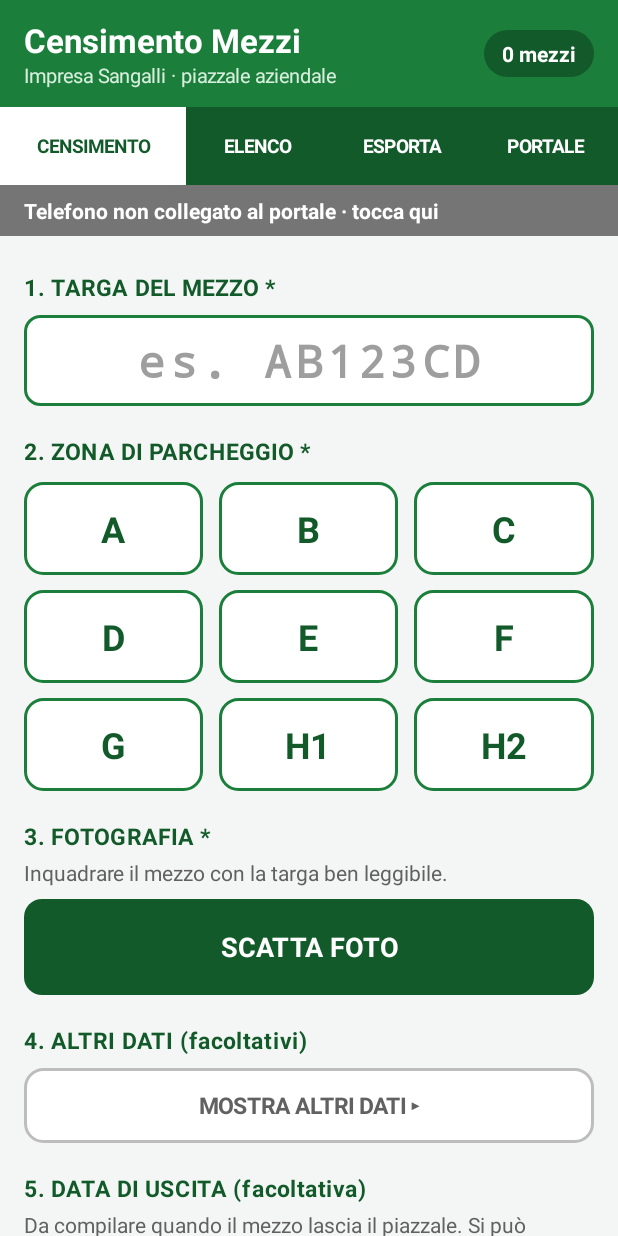
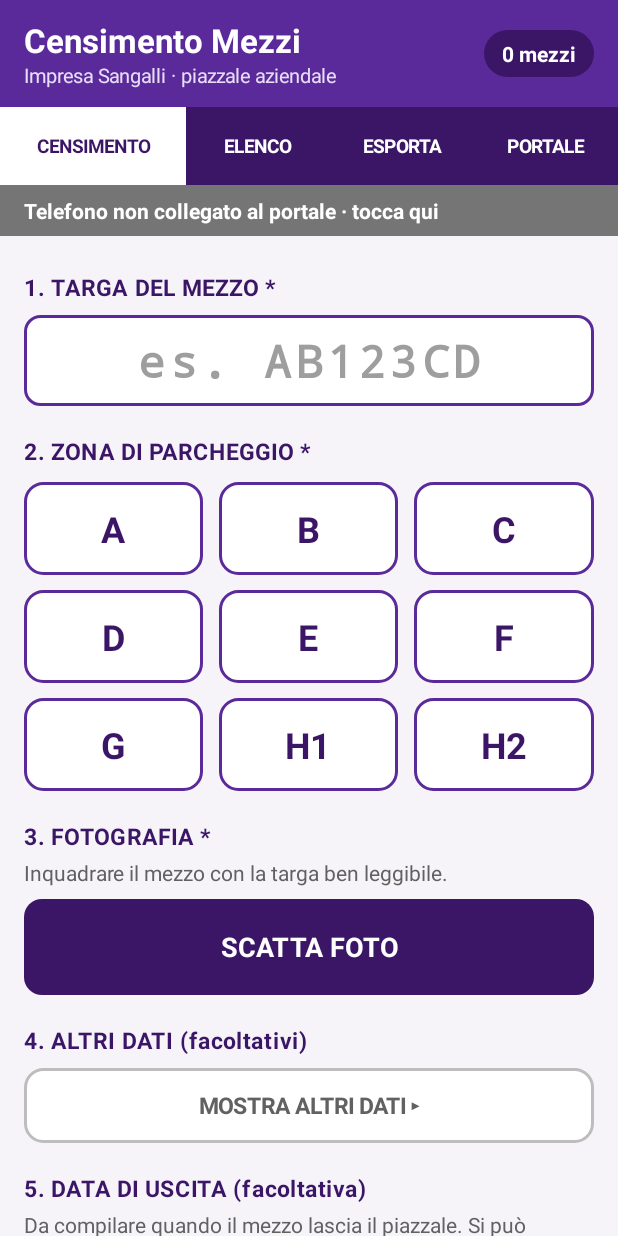
Before and after one commit to Impresa-Sangalli/CensimentoMezzi, an Android app: the screen it shows after launch (MainActivity), on a phone screen of 412 x 824 dp. Run offline under Robolectric (Android 15) with nearby library versions, the phone set to English and light mode, and no system bars; pictures from the network do not load.

Commit message:
App 1.7: palette Viola notte come il portale (verde solo per gli stati), icona viola
Co-Authored-By: Claude Opus 5.5 <noreply@anthropic.com>

```diff
--- a/app/src/main/AndroidManifest.xml
+++ b/app/src/main/AndroidManifest.xml
@@ -1,8 +1,8 @@
 <?xml version="1.0" encoding="utf-8"?>
 <manifest xmlns:android="http://schemas.android.com/apk/res/android"
     package="it.impresasangalli.censimentomezzi"
-    android:versionCode="7"
-    android:versionName="1.6">
+    android:versionCode="8"
+    android:versionName="1.7">
 
     <uses-sdk android:minSdkVersion="26" android:targetSdkVersion="34" />
 
--- a/app/src/main/java/it/impresasangalli/censimentomezzi/MainActivity.kt
+++ b/app/src/main/java/it/impresasangalli/censimentomezzi/MainActivity.kt
@@ -60,14 +60,18 @@ class MainActivity : Activity() {
 
         val ZONE = listOf("A", "B", "C", "D", "E", "F", "G", "H1", "H2")
 
-        private val GREEN = 0xFF1B7F3B.toInt()
-        private val GREEN_DARK = 0xFF125A29.toInt()
-        private val GREEN_LIGHT = 0xFFE6F2EA.toInt()
+        private val VIOLA = 0xFF5B2A9A.toInt()       // palette "Viola notte", come il portale eDepositeria
+        private val VIOLA_DARK = 0xFF3B1566.toInt()
+        private val VIOLA_LIGHT = 0xFFF0EAFA.toInt()
+        // il verde resta solo per gli stati: "Nel piazzale", conferme, sincronizzazione riuscita
+        private val VERDE = 0xFF1B7F3B.toInt()
+        private val VERDE_DARK = 0xFF125A29.toInt()
+        private val VERDE_LIGHT = 0xFFE6F2EA.toInt()
         private val RED = 0xFFC62828.toInt()
         private val ORANGE = 0xFFE65100.toInt()
         private val BLUE = 0xFF1565C0.toInt()
         private val GREY = 0xFF616161.toInt()
-        private val BG = 0xFFF4F6F5.toInt()
+        private val BG = 0xFFF6F4F9.toInt()
 
         private val D_FMT = DateTimeFormatter.ofPattern("dd/MM/yyyy")
         private val T_FMT = DateTimeFormatter.ofPattern("HH:mm:ss")
@@ -142,7 +146,7 @@ class MainActivity : Activity() {
     override fun onCreate(savedInstanceState: Bundle?) {
         super.onCreate(savedInstanceState)
         db = Db(this)
-        window.statusBarColor = GREEN_DARK
+        window.statusBarColor = VIOLA_DARK
 
         var savedTarga = ""
         if (savedInstanceState != null) {
@@ -255,7 +259,7 @@ class MainActivity : Activity() {
     }
 
     private fun section(title: String): TextView {
-        val t = text(title, 15f, GREEN_DARK, true)
+        val t = text(title, 15f, VIOLA_DARK, true)
         t.letterSpacing = 0.05f
         t.layoutParams = LinearLayout.LayoutParams(ViewGroup.LayoutParams.MATCH_PARENT, ViewGroup.LayoutParams.WRAP_CONTENT).apply { topMargin = dp(20) }
         return t
@@ -264,7 +268,7 @@ class MainActivity : Activity() {
     private fun card(): LinearLayout {
         val l = LinearLayout(this)
         l.orientation = LinearLayout.VERTICAL
-        l.background = shape(Color.WHITE, 14, 0xFFDDE3DF.toInt(), 1)
+        l.background = shape(Color.WHITE, 14, 0xFFE2DDEA.toInt(), 1)
         l.setPadding(dp(14), dp(12), dp(14), dp(14))
         l.layoutParams = LinearLayout.LayoutParams(ViewGroup.LayoutParams.MATCH_PARENT, ViewGroup.LayoutParams.WRAP_CONTENT).apply { topMargin = dp(8) }
         return l
@@ -290,7 +294,7 @@ class MainActivity : Activity() {
         e.filters = arrayOf(plateFilter, InputFilter.LengthFilter(10))
         e.setTextColor(Color.BLACK)
         e.setHintTextColor(0xFF9E9E9E.toInt())
-        e.background = shape(Color.WHITE, 10, GREEN, 2)
+        e.background = shape(Color.WHITE, 10, VIOLA, 2)
         e.setPadding(dp(14), dp(10), dp(14), dp(10))
         return e
     }
@@ -311,16 +315,16 @@ class MainActivity : Activity() {
         val header = LinearLayout(this)
         header.orientation = LinearLayout.HORIZONTAL
         header.gravity = Gravity.CENTER_VERTICAL
-        header.setBackgroundColor(GREEN)
+        header.setBackgroundColor(VIOLA)
         header.setPadding(dp(16), dp(12), dp(16), dp(12))
         val titles = LinearLayout(this)
         titles.orientation = LinearLayout.VERTICAL
         titles.addView(text("Censimento Mezzi", 22f, Color.WHITE, true))
-        titles.addView(text("Impresa Sangalli · piazzale aziendale", 13f, 0xFFD7EEDD.toInt()))
+        titles.addView(text("Impresa Sangalli · piazzale aziendale", 13f, 0xFFE7DDF7.toInt()))
         header.addView(titles, LinearLayout.LayoutParams(0, ViewGroup.LayoutParams.WRAP_CONTENT, 1f))
         tvHeaderCount = text("", 14f, Color.WHITE, true)
         tvHeaderCount.gravity = Gravity.CENTER
-        tvHeaderCount.background = shape(GREEN_DARK, 18)
+        tvHeaderCount.background = shape(VIOLA_DARK, 18)
         tvHeaderCount.setPadding(dp(12), dp(6), dp(12), dp(6))
         header.addView(tvHeaderCount)
         root.addView(header)
@@ -328,7 +332,7 @@ class MainActivity : Activity() {
         // Barra delle sezioni
         val tabs = LinearLayout(this)
         tabs.orientation = LinearLayout.HORIZONTAL
-        tabs.setBackgroundColor(GREEN_DARK)
+        tabs.setBackgroundColor(VIOLA_DARK)
         listOf("CENSIMENTO", "ELENCO", "ESPORTA", "PORTALE").forEachIndexed { i, label ->
             val b = Button(this)
             b.text = label
@@ -365,8 +369,8 @@ class MainActivity : Activity() {
         screens.forEachIndexed { idx, v -> v.visibility = if (idx == i) View.VISIBLE else View.GONE }
         tabButtons.forEachIndexed { idx, b ->
             val sel = idx == i
-            b.setTextColor(if (sel) GREEN_DARK else Color.WHITE)
-            b.background = ripple(shape(if (sel) Color.WHITE else GREEN_DARK, 0), !sel)
+            b.setTextColor(if (sel) VIOLA_DARK else Color.WHITE)
+            b.background = ripple(shape(if (sel) Color.WHITE else VIOLA_DARK, 0), !sel)
         }
         refreshCounts()
         if (i == 1) refreshList()
@@ -416,7 +420,7 @@ class MainActivity : Activity() {
         }
         col.addView(btnDupUscita)
         // rientro di un mezzo già uscito: ricompila marca, modello, colore e tipo dall'ultima entrata
-        btnDupDati = button("USA I DATI DEL MEZZO", GREEN_DARK, height = 52, size = 15f)
+        btnDupDati = button("USA I DATI DEL MEZZO", VIOLA_DARK, height = 52, size = 15f)
         btnDupDati.visibility = View.GONE
         btnDupDati.setOnClickListener {
             hideKeyboard()
@@ -460,7 +464,7 @@ class MainActivity : Activity() {
         ivPreview.visibility = View.GONE
         ivPreview.setOnClickListener { onScatta() }
         col.addView(ivPreview, LinearLayout.LayoutParams(ViewGroup.LayoutParams.MATCH_PARENT, dp(240)).apply { topMargin = dp(8) })
-        btnFoto = button("SCATTA FOTO", GREEN_DARK, height = 64)
+        btnFoto = button("SCATTA FOTO", VIOLA_DARK, height = 64)
         btnFoto.setOnClickListener { hideKeyboard(); onScatta() }
         col.addView(btnFoto)
 
@@ -491,7 +495,7 @@ class MainActivity : Activity() {
         col.addView(text("Da compilare quando il mezzo lascia il piazzale. Si può inserire anche in seguito dalla scheda ELENCO.", 14f, GREY).apply { setPadding(0, dp(4), 0, 0) })
         val ur = LinearLayout(this)
         ur.orientation = LinearLayout.HORIZONTAL
-        btnUscita = button("IMPOSTA DATA DI USCITA", Color.WHITE, GREEN_DARK, GREEN_DARK, height = 56, size = 16f)
+        btnUscita = button("IMPOSTA DATA DI USCITA", Color.WHITE, VIOLA_DARK, VIOLA_DARK, height = 56, size = 16f)
         btnUscita.layoutParams = LinearLayout.LayoutParams(0, dp(56), 1f)
         btnUscita.setOnClickListener {
             hideKeyboard()
@@ -514,14 +518,14 @@ class MainActivity : Activity() {
         tvErr.background = shape(0xFFFFEBEE.toInt(), 10)
         tvErr.layoutParams = LinearLayout.LayoutParams(ViewGroup.LayoutParams.MATCH_PARENT, ViewGroup.LayoutParams.WRAP_CONTENT).apply { topMargin = dp(10) }
         col.addView(tvErr)
-        btnSalva = button("SALVA CENSIMENTO", GREEN, height = 72, size = 21f)
+        btnSalva = button("SALVA CENSIMENTO", VIOLA, height = 72, size = 21f)
         (btnSalva.layoutParams as LinearLayout.LayoutParams).topMargin = dp(12)
         btnSalva.setOnClickListener { hideKeyboard(); onSalva() }
         col.addView(btnSalva)
-        tvLast = text("", 14f, GREEN_DARK)
+        tvLast = text("", 14f, VERDE_DARK)
         tvLast.visibility = View.GONE
         tvLast.setPadding(dp(12), dp(10), dp(12), dp(10))
-        tvLast.background = shape(GREEN_LIGHT, 10)
+        tvLast.background = shape(VERDE_LIGHT, 10)
         tvLast.layoutParams = LinearLayout.LayoutParams(ViewGroup.LayoutParams.MATCH_PARENT, ViewGroup.LayoutParams.WRAP_CONTENT).apply { topMargin = dp(12) }
         col.addView(tvLast)
         return scroll
@@ -530,8 +534,8 @@ class MainActivity : Activity() {
     private fun updateZoneButtons() {
         zoneButtons.forEach { (z, b) ->
             val sel = z == zona
-            b.setTextColor(if (sel) Color.WHITE else GREEN_DARK)
-            b.background = ripple(shape(if (sel) GREEN else Color.WHITE, 12, GREEN, 2), sel)
+            b.setTextColor(if (sel) Color.WHITE else VIOLA_DARK)
+            b.background = ripple(shape(if (sel) VIOLA else Color.WHITE, 12, VIOLA, 2), sel)
         }
     }
 
@@ -539,8 +543,8 @@ class MainActivity : Activity() {
         val d = dataUscita
         if (d == null) {
             btnUscita.text = "IMPOSTA DATA DI USCITA"
-            btnUscita.setTextColor(GREEN_DARK)
-            btnUscita.background = ripple(shape(Color.WHITE, 12, GREEN_DARK, 2), false)
+            btnUscita.setTextColor(VIOLA_DARK)
+            btnUscita.background = ripple(shape(Color.WHITE, 12, VIOLA_DARK, 2), false)
             btnUscitaClear.visibility = View.GONE
         } else {
             btnUscita.text = "USCITA: ${d.format(D_FMT)}  ·  MODIFICA"
@@ -588,8 +592,8 @@ class MainActivity : Activity() {
             listOfNotNull(last.pratica?.let { "pratica $it" }, last.ente, last.provvedimento).joinToString(" · ").takeIf { it.isNotEmpty() }?.let { righe.add("Ultima volta: $it") }
             if (veicolo.isNotEmpty() || last.tipoId != null) righe.add("Tocca «Usa i dati del mezzo» per ricompilarli, poi controllali.")
             tvDup.text = righe.joinToString("\n")
-            tvDup.setTextColor(GREEN_DARK)
-            tvDup.background = shape(GREEN_LIGHT, 10); tvDup.setPadding(dp(12), dp(10), dp(12), dp(10))
+            tvDup.setTextColor(VIOLA_DARK)
+            tvDup.background = shape(VIOLA_LIGHT, 10); tvDup.setPadding(dp(12), dp(10), dp(12), dp(10))
             tvDup.visibility = View.VISIBLE
             btnDupDati.visibility = if (veicolo.isNotEmpty() || last.tipoId != null) View.VISIBLE else View.GONE
         }
@@ -612,14 +616,14 @@ class MainActivity : Activity() {
             ivPreview.setImageDrawable(null)
             ivPreview.visibility = View.GONE
             btnFoto.text = "SCATTA FOTO"
-            btnFoto.background = ripple(shape(GREEN_DARK, 12), true)
+            btnFoto.background = ripple(shape(VIOLA_DARK, 12), true)
             btnFoto.setTextColor(Color.WHITE)
         } else {
             ivPreview.setImageBitmap(loadBitmap({ f.inputStream() }, 1280))
             ivPreview.visibility = View.VISIBLE
             btnFoto.text = "FOTO ACQUISITA ✓  ·  RIFAI FOTO"
-            btnFoto.background = ripple(shape(Color.WHITE, 12, GREEN_DARK, 2), false)
-            btnFoto.setTextColor(GREEN_DARK)
+            btnFoto.background = ripple(shape(Color.WHITE, 12, VIOLA_DARK, 2), false)
+            btnFoto.setTextColor(VIOLA_DARK)
         }
     }
 
@@ -812,14 +816,14 @@ class MainActivity : Activity() {
             t.typeface = Typeface.create(Typeface.MONOSPACE, Typeface.BOLD)
             top.addView(t, LinearLayout.LayoutParams(0, ViewGroup.LayoutParams.WRAP_CONTENT, 1f))
             val z = text("Zona ${c.zona}", 15f, Color.WHITE, true)
-            z.background = shape(GREEN, 14)
+            z.background = shape(VIOLA, 14)
             z.setPadding(dp(10), dp(3), dp(10), dp(3))
             top.addView(z)
             row.addView(top)
             val veicolo = listOfNotNull(c.marca, c.modello, c.colore).joinToString(" ")
             row.addView(text("${c.data}  ${c.ora.take(5)}" + (if (veicolo.isNotEmpty()) "   ·   $veicolo" else ""), 14f, GREY))
             if (c.dataUscita != null) row.addView(text("↗ Uscito il ${c.dataUscita}", 14f, BLUE, true))
-            else row.addView(text("● Nel piazzale", 14f, GREEN, true))
+            else row.addView(text("● Nel piazzale", 14f, VERDE, true))
             val stato = statoInvio(c)
             if (stato != null) row.addView(text(stato.first, 13f, stato.second, true))
             return row
@@ -882,8 +886,8 @@ class MainActivity : Activity() {
     private fun updateFilterButtons() {
         filterButtons.forEachIndexed { i, b ->
             val sel = i == filtroElenco
-            b.setTextColor(if (sel) Color.WHITE else GREEN_DARK)
-            b.background = ripple(shape(if (sel) GREEN else Color.WHITE, 10, GREEN, 2), sel)
+            b.setTextColor(if (sel) Color.WHITE else VIOLA_DARK)
+            b.background = ripple(shape(if (sel) VIOLA else Color.WHITE, 10, VIOLA, 2), sel)
         }
     }
 
@@ -1128,7 +1132,7 @@ class MainActivity : Activity() {
         col.setPadding(dp(16), dp(16), dp(16), dp(24))
         scroll.addView(col)
 
-        val title = text("ESPORTA CENSIMENTO COMPLETO", 21f, GREEN_DARK, true)
+        val title = text("ESPORTA CENSIMENTO COMPLETO", 21f, VIOLA_DARK, true)
         col.addView(title)
 
         val sum = card()
@@ -1141,9 +1145,9 @@ class MainActivity : Activity() {
             for (c in 0 until 3) {
                 val z = riga.getOrNull(c)
                 if (z == null) { row.addView(View(this), LinearLayout.LayoutParams(0, ViewGroup.LayoutParams.WRAP_CONTENT, 1f)); continue }
-                val cell = text("", 16f, GREEN_DARK, true)
+                val cell = text("", 16f, VIOLA_DARK, true)
                 cell.gravity = Gravity.CENTER
-                cell.background = shape(GREEN_LIGHT, 8)
+                cell.background = shape(VIOLA_LIGHT, 8)
                 cell.setPadding(0, dp(8), 0, dp(8))
                 row.addView(cell, LinearLayout.LayoutParams(0, ViewGroup.LayoutParams.WRAP_CONTENT, 1f).apply {
                     leftMargin = if (c == 0) 0 else dp(4); rightMargin = if (c == 2) 0 else dp(4); topMargin = dp(6)
@@ -1157,7 +1161,7 @@ class MainActivity : Activity() {
         val xl = card()
         xl.addView(text("File Excel (.xlsx)", 17f, Color.BLACK, true))
         xl.addView(text("Colonne: Targa · Zona parcheggio · Data censimento · Ora censimento · Nome file fotografia · Data uscita", 14f, GREY))
-        val bx = button("ESPORTA EXCEL", GREEN, height = 64)
+        val bx = button("ESPORTA EXCEL", VIOLA, height = 64)
         bx.setOnClickListener { startExport(false) }
         xl.addView(bx)
         col.addView(xl)
@@ -1165,7 +1169,7 @@ class MainActivity : Activity() {
         val zp = card()
         zp.addView(text("Archivio ZIP (facoltativo)", 17f, Color.BLACK, true))
         zp.addView(text("Contiene il file Excel e tutte le fotografie (cartella \"foto\"). Utile per inviare il censimento completo in un unico file.", 14f, GREY))
-        val bz = button("ESPORTA ZIP (EXCEL + FOTO)", GREEN_DARK, height = 64)
+        val bz = button("ESPORTA ZIP (EXCEL + FOTO)", VIOLA_DARK, height = 64)
         bz.setOnClickListener { startExport(true) }
         zp.addView(bz)
         col.addView(zp)
@@ -1219,7 +1223,7 @@ class MainActivity : Activity() {
         val msg = text(if (zip) "Creazione archivio ZIP…" else "Creazione file Excel…", 16f)
         val pb = ProgressBar(this, null, android.R.attr.progressBarStyleHorizontal)
         pb.isIndeterminate = !zip
-        pb.progressTintList = ColorStateList.valueOf(GREEN)
+        pb.progressTintList = ColorStateList.valueOf(VIOLA)
         box.addView(msg)
         box.addView(pb, LinearLayout.LayoutParams(ViewGroup.LayoutParams.MATCH_PARENT, ViewGroup.LayoutParams.WRAP_CONTENT).apply { topMargin = dp(12) })
         val dlg = AlertDialog.Builder(this).setTitle("Esportazione").setView(box).setCancelable(false).show()
@@ -1319,7 +1323,7 @@ class MainActivity : Activity() {
             coda > 0 -> "⏳ $coda in attesa di invio" + (err?.let { " · $it" } ?: "") to ORANGE
             err != null -> "⚠ $err" to ORANGE
             cfg.ultimaSync == 0L -> "Collegato al portale · prima sincronizzazione in corso" to BLUE
-            else -> "✓ Aggiornato con il portale · ${timeLabel(cfg.ultimaSync)}" to GREEN
+            else -> "✓ Aggiornato con il portale · ${timeLabel(cfg.ultimaSync)}" to VERDE
         }
         tvSync.text = msg
         tvSync.setBackgroundColor(color)
@@ -1383,7 +1387,7 @@ class MainActivity : Activity() {
         col.setPadding(dp(16), dp(16), dp(16), dp(24))
         scroll.addView(col)
 
-        col.addView(text("PORTALE eDEPOSITERIA", 21f, GREEN_DARK, true))
+        col.addView(text("PORTALE eDEPOSITERIA", 21f, VIOLA_DARK, true))
         col.addView(text("Il telefono invia entrate, uscite e modifiche al portale eDepositeria dell'ufficio e riceve l'elenco aggiornato del piazzale, " +
             "compresi i mezzi registrati dagli altri telefoni. Funziona sul Wi-Fi aziendale: fuori rete le operazioni restano in coda e partono appena possibile.", 14f, GREY)
             .apply { setPadding(0, dp(6), 0, 0) })
@@ -1391,7 +1395,7 @@ class MainActivity : Activity() {
         val st = card()
         tvServer = text("", 16f, Color.BLACK)
         st.addView(tvServer)
-        btnSyncOra = button("SINCRONIZZA ORA", GREEN, height = 60)
+        btnSyncOra = button("SINCRONIZZA ORA", VIOLA, height = 60)
         btnSyncOra.setOnClickListener { sincronizzaOra() }
         st.addView(btnSyncOra)
         btnFallite = button("OPERAZIONI RIFIUTATE DAL PORTALE", Color.WHITE, RED, RED, height = 52, size = 15f)
@@ -1402,7 +1406,7 @@ class MainActivity : Activity() {
         col.addView(section("AMMINISTRATORE (protetto da PIN)"))
         val adm = card()
         adm.addView(text("Collegamento del telefono con il codice generato dal portale (Controlli › Telefoni › Nuovo telefono).", 13f, GREY))
-        btnCollega = button("COLLEGA AL PORTALE", GREEN_DARK, height = 56, size = 16f)
+        btnCollega = button("COLLEGA AL PORTALE", VIOLA_DARK, height = 56, size = 16f)
         btnCollega.setOnClickListener { conPin { if (ServerConfig(this).collegato()) scollega() else collega() } }
         adm.addView(btnCollega)
         btnIndirizzo = button("INDIRIZZO DEL PORTALE", Color.WHITE, GREY, 0xFFBDBDBD.toInt(), height = 48, size = 14f)
@@ -1415,7 +1419,7 @@ class MainActivity : Activity() {
         val up = card()
         tvUpdate = text("", 15f, Color.BLACK)
         up.addView(tvUpdate)
-        btnUpdate = button("CONTROLLA AGGIORNAMENTI", Color.WHITE, GREEN_DARK, GREEN_DARK, height = 52, size = 15f)
+        btnUpdate = button("CONTROLLA AGGIORNAMENTI", Color.WHITE, VIOLA_DARK, VIOLA_DARK, height = 52, size = 15f)
         btnUpdate.setOnClickListener { maybeUpdate(true) }
         up.addView(btnUpdate)
         col.addView(up)
```
Also changed, not shown: app/src/main/res/mipmap-hdpi/ic_launcher.png, app/src/main/res/mipmap-mdpi/ic_launcher.png, app/src/main/res/mipmap-xhdpi/ic_launcher.png, app/src/main/res/mipmap-xxhdpi/ic_launcher.png, app/src/main/res/mipmap-xxxhdpi/ic_launcher.png, 1 other file.
